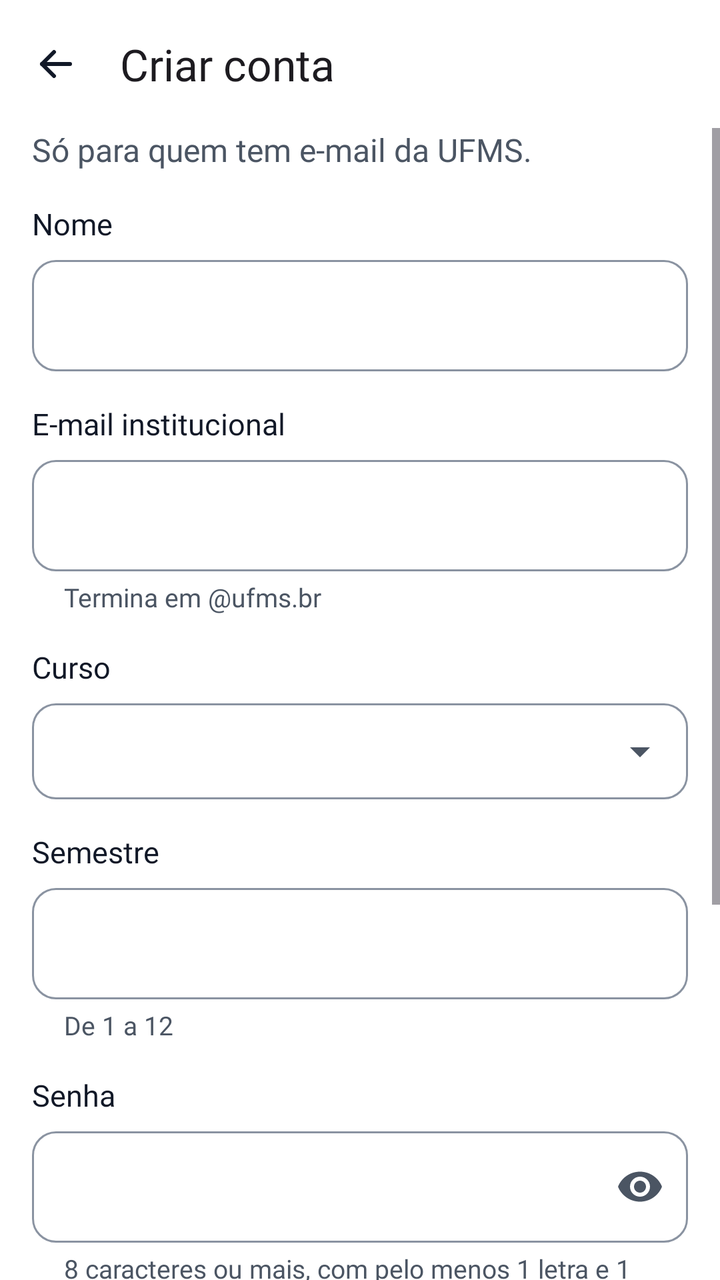
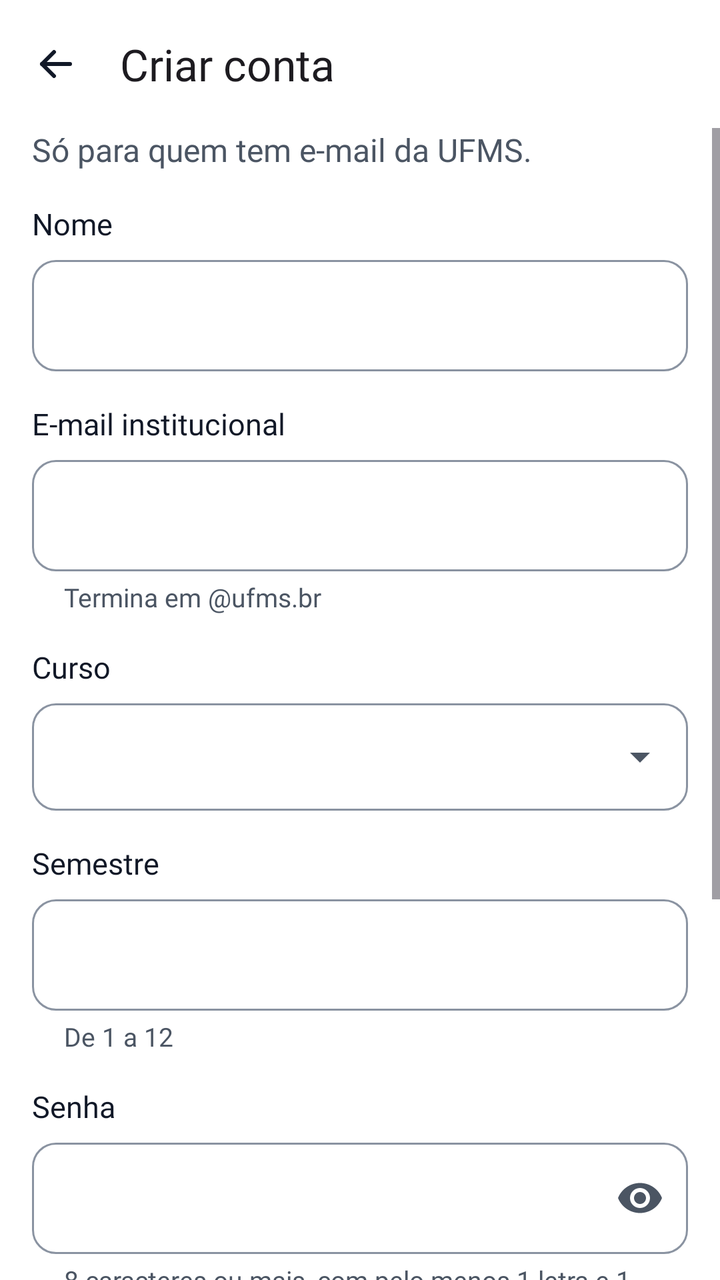

An Android layout rendered at two revisions. The XML below is the earlier revision; the diff shows what the commit changed to produce the second picture.
<!-- AndroidManifest.xml: application theme Theme.LeiaUFMS -->
<!-- res/layout/fragment_register.xml -->
<?xml version="1.0" encoding="utf-8"?>
<LinearLayout xmlns:android="http://schemas.android.com/apk/res/android"
    xmlns:app="http://schemas.android.com/apk/res-auto"
    android:layout_width="match_parent"
    android:layout_height="match_parent"
    android:orientation="vertical">

    <com.google.android.material.appbar.MaterialToolbar
        android:id="@+id/toolbar"
        android:layout_width="match_parent"
        android:layout_height="?attr/actionBarSize"
        app:navigationContentDescription="@string/action_back"
        app:navigationIcon="@drawable/ic_back"
        app:title="@string/register_title" />

    <ScrollView
        android:id="@+id/scroll"
    android:defaultFocusHighlightEnabled="false"
        android:layout_width="match_parent"
        android:layout_height="0dp"
        android:layout_weight="1">

        <LinearLayout
            android:id="@+id/form"
            android:layout_width="match_parent"
            android:layout_height="wrap_content"
            android:orientation="vertical"
            android:paddingStart="@dimen/screen_margin"
            android:paddingEnd="@dimen/screen_margin"
            android:paddingBottom="@dimen/space_l">

            <TextView
                android:layout_width="match_parent"
                android:layout_height="wrap_content"
                android:text="@string/register_subtitle"
                android:textAppearance="@style/TextAppearance.Leia.Body"
                android:textColor="@color/leia_on_surface_variant" />

        <TextView
            android:id="@+id/label_name"
            style="@style/Widget.Leia.FieldLabel"
            android:labelFor="@id/input_name"
            android:text="@string/label_name" />

        <com.google.android.material.textfield.TextInputLayout
            android:id="@+id/layout_name"
            style="@style/Widget.Leia.Field">

            <com.google.android.material.textfield.TextInputEditText
                android:id="@+id/input_name"
                style="@style/Widget.Leia.FieldInput"
                android:autofillHints="name"
                android:imeOptions="actionNext"
                android:inputType="textPersonName|textCapWords"
                android:maxLength="80" />
        </com.google.android.material.textfield.TextInputLayout>

        <TextView
            android:id="@+id/label_email"
            style="@style/Widget.Leia.FieldLabel"
            android:labelFor="@id/input_email"
            android:text="@string/label_email_institutional" />

        <com.google.android.material.textfield.TextInputLayout
            android:id="@+id/layout_email"
            style="@style/Widget.Leia.Field"
            app:helperText="@string/helper_email">

            <com.google.android.material.textfield.TextInputEditText
                android:id="@+id/input_email"
                style="@style/Widget.Leia.FieldInput"
                android:autofillHints="emailAddress"
                android:imeOptions="actionNext"
                android:inputType="textEmailAddress|textNoSuggestions"
                android:maxLength="120" />
        </com.google.android.material.textfield.TextInputLayout>

        <TextView
            android:id="@+id/label_course"
            style="@style/Widget.Leia.FieldLabel"
            android:labelFor="@id/input_course"
            android:text="@string/label_course" />

        
        <com.google.android.material.textfield.TextInputLayout
            android:id="@+id/layout_course"
            style="@style/Widget.Leia.Field.Dropdown">

            <com.google.android.material.textfield.MaterialAutoCompleteTextView
                android:id="@+id/input_course"
                style="@style/Widget.Leia.FieldInput"
                android:completionThreshold="1"
                android:importantForAutofill="no"
                android:imeOptions="actionNext"
                android:inputType="textCapWords"
                android:maxLength="80" />
        </com.google.android.material.textfield.TextInputLayout>

        <TextView
            android:id="@+id/label_semester"
            style="@style/Widget.Leia.FieldLabel"
            android:labelFor="@id/input_semester"
            android:text="@string/label_semester" />

        <com.google.android.material.textfield.TextInputLayout
            android:id="@+id/layout_semester"
            style="@style/Widget.Leia.Field"
            app:helperText="@string/helper_semester">

            <com.google.android.material.textfield.TextInputEditText
                android:id="@+id/input_semester"
                style="@style/Widget.Leia.FieldInput"
                android:importantForAutofill="no"
                android:imeOptions="actionNext"
                android:inputType="number"
                android:maxLength="2" />
        </com.google.android.material.textfield.TextInputLayout>

        <TextView
            android:id="@+id/label_password"
            style="@style/Widget.Leia.FieldLabel"
            android:labelFor="@id/input_password"
            android:text="@string/label_password" />

        <com.google.android.material.textfield.TextInputLayout
            android:id="@+id/layout_password"
            style="@style/Widget.Leia.Field"
            app:helperText="@string/helper_password"
            app:endIconMode="password_toggle">

            <com.google.android.material.textfield.TextInputEditText
                android:id="@+id/input_password"
                style="@style/Widget.Leia.FieldInput"
                android:autofillHints="newPassword"
                android:imeOptions="actionNext"
                android:inputType="textPassword"
                android:maxLength="64" />
        </com.google.android.material.textfield.TextInputLayout>

        <TextView
            android:id="@+id/label_confirm"
            style="@style/Widget.Leia.FieldLabel"
            android:labelFor="@id/input_confirm"
            android:text="@string/label_password_confirm" />

        <com.google.android.material.textfield.TextInputLayout
            android:id="@+id/layout_confirm"
            style="@style/Widget.Leia.Field"
            app:endIconMode="password_toggle">

            <com.google.android.material.textfield.TextInputEditText
                android:id="@+id/input_confirm"
                style="@style/Widget.Leia.FieldInput"
                android:autofillHints="newPassword"
                android:imeOptions="actionDone"
                android:inputType="textPassword"
                android:maxLength="64" />
        </com.google.android.material.textfield.TextInputLayout>

            <com.google.android.material.button.MaterialButton
                android:id="@+id/button_register"
                android:layout_width="match_parent"
                android:layout_height="wrap_content"
                android:layout_marginTop="@dimen/space_l"
                android:text="@string/action_register" />

            <com.google.android.material.progressindicator.LinearProgressIndicator
                android:id="@+id/progress"
                android:layout_width="match_parent"
                android:layout_height="wrap_content"
                android:layout_marginTop="@dimen/space_xs"
                android:indeterminate="true"
                android:visibility="invisible" />

            <LinearLayout
                android:layout_width="match_parent"
                android:layout_height="wrap_content"
                android:gravity="center"
                android:orientation="horizontal">

                <TextView
                    android:layout_width="wrap_content"
                    android:layout_height="wrap_content"
                    android:text="@string/register_have_account"
                    android:textAppearance="@style/TextAppearance.Leia.BodySmall"
                    android:textColor="@color/leia_on_surface_variant" />

                <com.google.android.material.button.MaterialButton
                    android:id="@+id/button_go_login"
                    style="?attr/borderlessButtonStyle"
                    android:layout_width="wrap_content"
                    android:layout_height="wrap_content"
                    android:text="@string/action_go_login" />
            </LinearLayout>
        </LinearLayout>
    </ScrollView>
</LinearLayout>
<!-- resources referenced by this layout -->
<resources>
  <color name="leia_on_surface_variant">#4B5563</color>
  <dimen name="screen_margin">16dp</dimen>
  <dimen name="space_l">24dp</dimen>
  <dimen name="space_xs">8dp</dimen>
  <string name="action_back">Voltar</string>
  <string name="action_go_login">Entrar</string>
  <string name="action_register">Criar conta</string>
  <string name="helper_email">Termina em @ufms.br</string>
  <string name="helper_password">8 caracteres ou mais, com pelo menos 1 letra e 1 número.</string>
  <string name="helper_semester">De 1 a 12</string>
  <string name="label_course">Curso</string>
  <string name="label_email_institutional">E-mail institucional</string>
  <string name="label_name">Nome</string>
  <string name="label_password">Senha</string>
  <string name="label_password_confirm">Confirme a senha</string>
  <string name="label_semester">Semestre</string>
  <string name="register_have_account">Já tem conta?</string>
  <string name="register_subtitle">Só para quem tem e-mail da UFMS.</string>
  <string name="register_title">Criar conta</string>
  <style name="Widget.Leia.Field.Dropdown">
          <item name="endIconMode">dropdown_menu</item>
      </style>
  <style name="Theme.LeiaUFMS" parent="Base.Theme.LeiaUFMS" />
  <dimen name="touch_target">48dp</dimen>
  <color name="leia_on_background">#111827</color>
  <dimen name="space_m">16dp</dimen>
  <color name="leia_primary">#1B4F8F</color>
  <color name="leia_on_primary">#FFFFFF</color>
  <color name="leia_primary_container">#E3ECF8</color>
  <color name="leia_on_primary_container">#0D2A4D</color>
  <color name="leia_tertiary">#8A5A12</color>
  <color name="leia_on_tertiary">#FFFFFF</color>
  <color name="leia_tertiary_container">#FDF0D5</color>
  <color name="leia_on_tertiary_container">#3D2A08</color>
  <color name="leia_error">#B42318</color>
  <color name="leia_on_error">#FFFFFF</color>
  <color name="leia_error_container">#FDE3E1</color>
  <color name="leia_on_error_container">#5A0E09</color>
  <color name="leia_background">#FFFFFF</color>
  <color name="leia_surface_container">#F4F6FA</color>
  <color name="leia_surface">#FFFFFF</color>
  <color name="leia_outline">#8A93A1</color>
  <color name="leia_inverse_primary">#8DB8F2</color>
  <color name="leia_outline_variant">#E5E7EB</color>
  <style name="ShapeAppearance.Leia.Small" parent="ShapeAppearance.Material3.Corner.Small">
          <item name="cornerFamily">rounded</item>
          <item name="cornerSize">@dimen/radius_s</item>
      </style>
  <style name="ShapeAppearance.Leia.Medium" parent="ShapeAppearance.Material3.Corner.Medium">
          <item name="cornerFamily">rounded</item>
          <item name="cornerSize">@dimen/radius_m</item>
      </style>
  <style name="ShapeAppearance.Leia.Large" parent="ShapeAppearance.Material3.Corner.Large">
          <item name="cornerFamily">rounded</item>
          <item name="cornerSize">@dimen/radius_l</item>
      </style>
  <style name="Widget.Leia.Chip" parent="Widget.Material3.Chip.Filter">
          <item name="chipMinTouchTargetSize">@dimen/touch_target</item>
      </style>
  <dimen name="radius_s">8dp</dimen>
  <dimen name="radius_m">12dp</dimen>
  <dimen name="radius_l">16dp</dimen>
  <dimen name="button_height">52dp</dimen>
  <dimen name="radius_button">12dp</dimen>
  <dimen name="elevation_card">2dp</dimen>
  <style name="TextAppearance.Leia.NavInactive" parent="TextAppearance.Leia.Label">
          <item name="android:textSize">12sp</item>
      </style>
  <dimen name="elevation_hero">6dp</dimen>
  <!-- unchanged entries left out for length: 24 -->
</resources>

<!-- the commit's change to res/layout/fragment_register.xml (unified diff, before → after) -->
@@ -88,7 +88,7 @@
 
             <com.google.android.material.textfield.MaterialAutoCompleteTextView
                 android:id="@+id/input_course"
-                style="@style/Widget.Leia.FieldInput"
+                style="@style/Widget.Leia.FieldInput.Dropdown"
                 android:completionThreshold="1"
                 android:importantForAutofill="no"
                 android:imeOptions="actionNext"
<!-- resource entries referenced after the edit -->
@@ -21,6 +21,12 @@
   <string name="register_title">Criar conta</string>
   <style name="Widget.Leia.Field.Dropdown">
           <item name="endIconMode">dropdown_menu</item>
+      </style>
+  <style name="Widget.Leia.FieldInput.Dropdown">
+          <item name="android:gravity">center_vertical</item>
+          <item name="android:paddingStart">@dimen/space_m</item>
+          <item name="android:paddingTop">@dimen/space_m</item>
+          <item name="android:paddingBottom">@dimen/space_m</item>
       </style>
   <style name="Theme.LeiaUFMS" parent="Base.Theme.LeiaUFMS" />
   <dimen name="touch_target">48dp</dimen>
